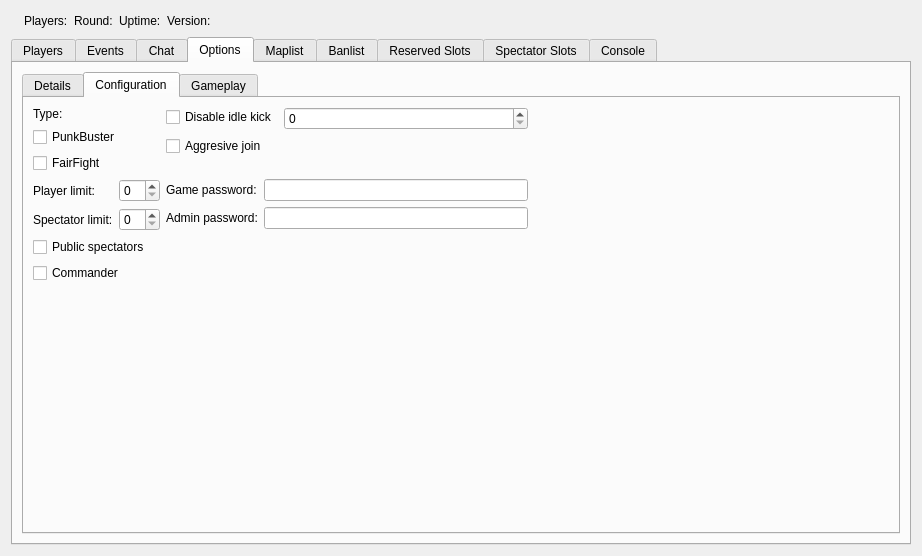
Before: the Qt Designer form Client/bf4/BF4.ui in OpenRcon/OpenRcon, drawn with Qt 5.
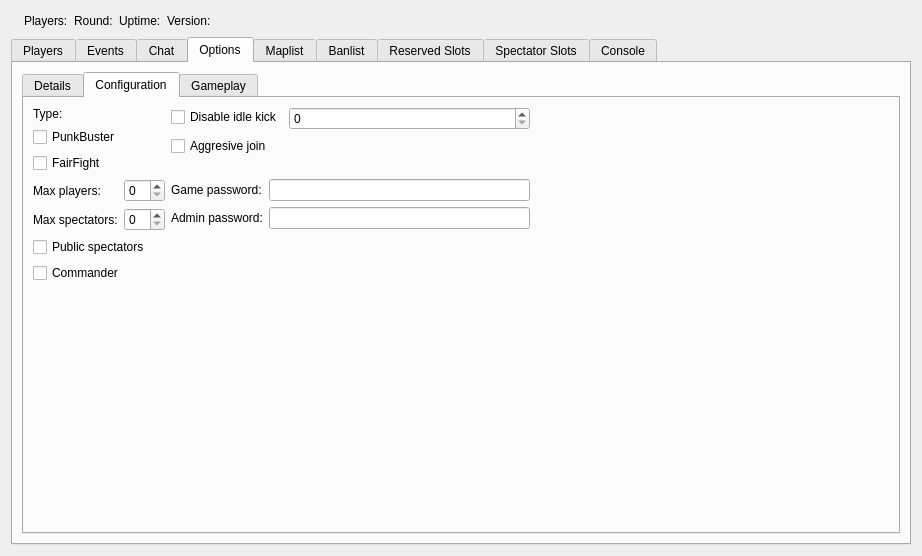
After: the same form once the commit is applied. The open tabs and pages were chosen to show the change. Icons and pictures are not drawn.

Commit message: Renamed maxPlayers and maxSpectators labels.

```diff
--- a/Client/bf4/BF4.ui
+++ b/Client/bf4/BF4.ui
@@ -324,7 +324,7 @@
              <item row="0" column="0">
               <widget class="QLabel" name="label_so_co_maxPlayers">
                <property name="text">
-                <string>Player limit:</string>
+                <string>Max players:</string>
                </property>
               </widget>
              </item>
@@ -334,7 +334,7 @@
              <item row="1" column="0">
               <widget class="QLabel" name="label_so_co_maxSpectators">
                <property name="text">
-                <string>Spectator limit:</string>
+                <string>Max spectators:</string>
                </property>
               </widget>
              </item>
```
Left out of the diff: 2 changed lines with no effect on the pictures.
